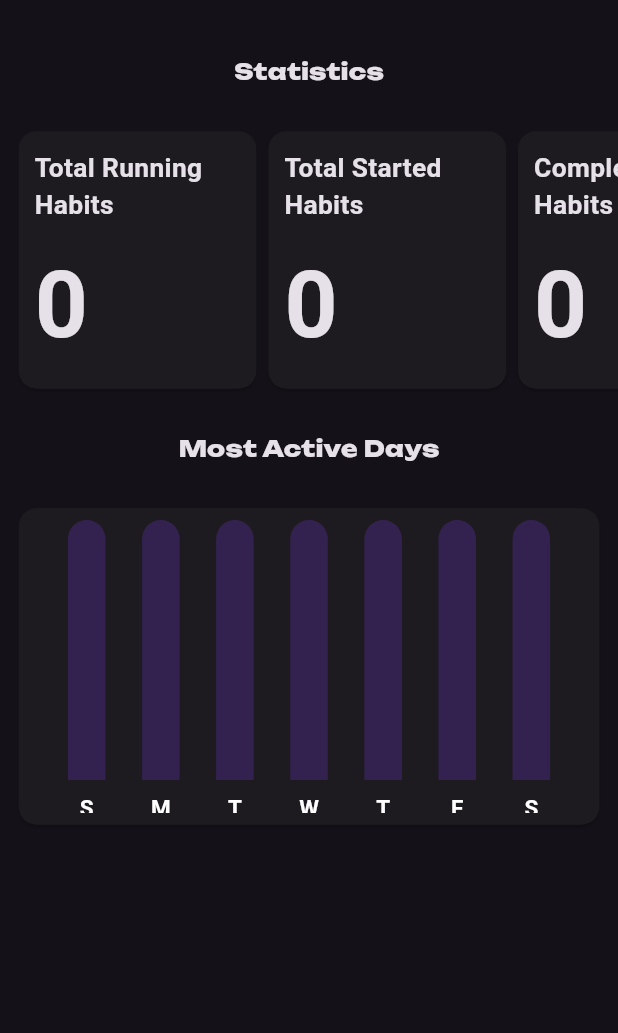
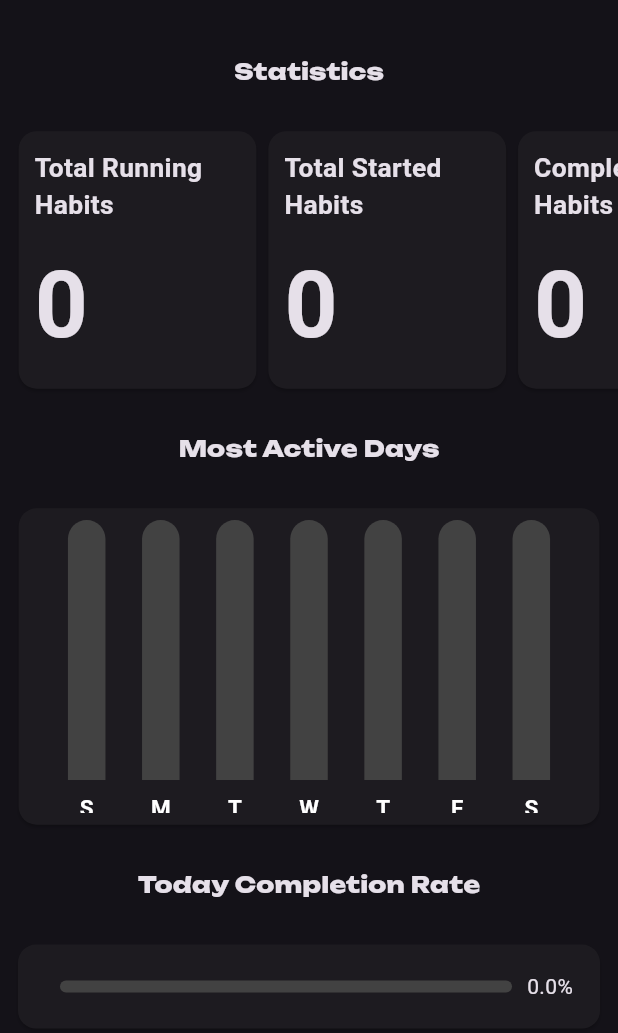
Before and after one commit to amaljosev/HabitsOn, a Flutter app: the ScreenAnalyse widget shown alone on an empty page, opened directly, on a phone screen of 412 x 824 dp. Shown: the top 1033 px of the screen. Run offline on Flutter 3.47's test engine with Material 3 defaults, Android fonts, the phone set to English and light mode, and no system bars; drawn by our look-alikes of fl_chart, percent_indicator; our stand-ins replace circular_countdown_timer, flutter_screenutil, get, google_fonts, hive, hive_flutter and 4 more; missing offline and left inert: curved_navigation_bar_with_label, selector_wheel; accounts and stored records are empty.

Commit message:
habit completion rete added and  delete all habits added.

```diff
--- a/lib/controller/new_habits_controller.dart
+++ b/lib/controller/new_habits_controller.dart
@@ -163,8 +163,10 @@ class NewHabitsController extends GetxController {
     }
 
     if (response.value) {
-      prefs.setInt('total_habit_count', totalStartedHabits.value + 1);
-      statiCtrl.setCounts();
+      if (!startedHCtrl.isModify.value) {
+        prefs.setInt('total_habit_count', totalStartedHabits.value + 1);
+        statiCtrl.setCounts();
+      }
       if (startedHCtrl.isModify.value) {
         analyseCtrl.habitName.value = habitNameCtrl.text;
         analyseCtrl.doItAt.value = timingList[pickedDayTimeIndex.value];
--- a/lib/controller/statistics_controller.dart
+++ b/lib/controller/statistics_controller.dart
@@ -1,5 +1,6 @@
 import 'package:get/get.dart';
 import 'package:habitson/controller/habit_operations.dart';
+import 'package:habitson/controller/hive_functions/analyse_functions.dart';
 import 'package:habitson/controller/new_habits_controller.dart';
 import 'package:shared_preferences/shared_preferences.dart';
 
@@ -7,28 +8,30 @@ final analyseCtrl = Get.find<HabitOperationsController>();
 final habitCtrl = Get.find<NewHabitsController>();
 
 class StatisticsController extends GetxController {
-
   @override
-  void onInit() {
+  void onInit() async {
     super.onInit();
     setCounts();
+    completionRate.value = await processHabitCompletion();
   }
 
   RxDouble percent = 1.0.obs;
   RxDouble daysPercentage = 0.0.obs;
   RxDouble goalPercentage = 0.0.obs;
+  RxDouble completionRate = 0.0.obs;
 
   List habitCountData = [].obs;
   RxMap<String, RxInt> stati = {
     'Total Running Habits': habitCtrl.totalRunningHabits,
     'Total Started Habits': habitCtrl.totalStartedHabits,
-    'Completed Habits':  habitCtrl.totalCompletedHabits,
+    'Completed Habits': habitCtrl.totalCompletedHabits,
   }.obs;
 
   setCounts() async {
     final SharedPreferences prefs = await SharedPreferences.getInstance();
-     habitCtrl.totalStartedHabits.value = prefs.getInt('total_habit_count') ?? 0;
-     habitCtrl.totalCompletedHabits.value = prefs.getInt('total_habit_complete_count') ?? 0;
+    habitCtrl.totalStartedHabits.value = prefs.getInt('total_habit_count') ?? 0;
+    habitCtrl.totalCompletedHabits.value =
+        prefs.getInt('total_habit_complete_count') ?? 0;
   }
 
   setValues() {
@@ -37,4 +40,21 @@ class StatisticsController extends GetxController {
     goalPercentage.value =
         analyseCtrl.goalCompleted.value / analyseCtrl.counterTarget.value;
   }
+
+  Future<double> processHabitCompletion() async {
+    await getAllAnalyseDatas();
+    double completedCount = 0.0;
+    final analyzeList = analyseCtrl.analyseList;
+
+    analyzeList.forEach((element) {
+      if (element.isTodayTaskComplete == true) {
+        completedCount++;
+      }
+    });
+
+    double totalHabits = analyzeList.length.toDouble();
+    double completionPercentage = (completedCount / totalHabits);
+
+    return completionPercentage;
+  }
 }
--- a/lib/view/screens/home/analyse_screen.dart
+++ b/lib/view/screens/home/analyse_screen.dart
@@ -4,6 +4,7 @@ import 'package:get/get.dart';
 import 'package:habitson/controller/habit_operations.dart';
 import 'package:habitson/controller/new_habits_controller.dart';
 import 'package:habitson/controller/statistics_controller.dart';
+import 'package:percent_indicator/linear_percent_indicator.dart';
 
 import '../../core/constants.dart';
 import '../../widgets/my_bar_graph.dart';
@@ -85,6 +86,37 @@ class ScreenAnalyse extends StatelessWidget {
             child: SizedBox(height: 200.h, child: MyBarGraph()),
           )),
         ),
+        Padding(
+          padding: EdgeInsets.symmetric(vertical: 18.0.h),
+          child: Row(
+            mainAxisAlignment: MainAxisAlignment.center,
+            children: [
+              Text('Today Completion Rate', style: titleStyle),
+            ],
+          ),
+        ),
+        Padding(
+          padding: const EdgeInsets.all(8.0),
+          child: Card(
+            child: Padding(
+              padding: EdgeInsets.all(18.0),
+              child: Row(
+                children: [
+                  Expanded(
+                    child: LinearPercentIndicator(
+                      animation: true,
+                      lineHeight: 8,
+                      percent: statiCtrl.completionRate.value,
+                      barRadius: Radius.circular(5),
+                      backgroundColor: grayShade,
+                    ),
+                  ),
+                  Text('${statiCtrl.completionRate.value * 100.round()}%')
+                ],
+              ),
+            ),
+          ),
+        )
       ],
     );
   }
--- a/lib/view/widgets/my_bar_graph.dart
+++ b/lib/view/widgets/my_bar_graph.dart
@@ -49,14 +49,12 @@ class MyBarGraph extends StatelessWidget {
                 BarChartRodData(
                     toY: data.y,
                     width: 25,
-                    color: Colors.white,
+                    color: Colors.red,
                     borderRadius: const BorderRadius.only(
                         topLeft: Radius.circular(15),
                         topRight: Radius.circular(15)),
                     backDrawRodData: BackgroundBarChartRodData(
-                        show: true,
-                        toY: 100,
-                        color: primaryColor.withOpacity(0.5)))
+                        show: true, toY: 100, color: grayShade))
               ]))
           .toList(),
     ));
```
Also changed, not shown: lib/controller/hive_functions/habits_functions.dart (+6 -1 lines), lib/view/screens/forms/start_default_habit.dart (+6 -1 lines), lib/view/screens/home/profile_screen.dart (+36 -6 lines), lib/view/core/constants.dart (line endings or trailing spaces).
